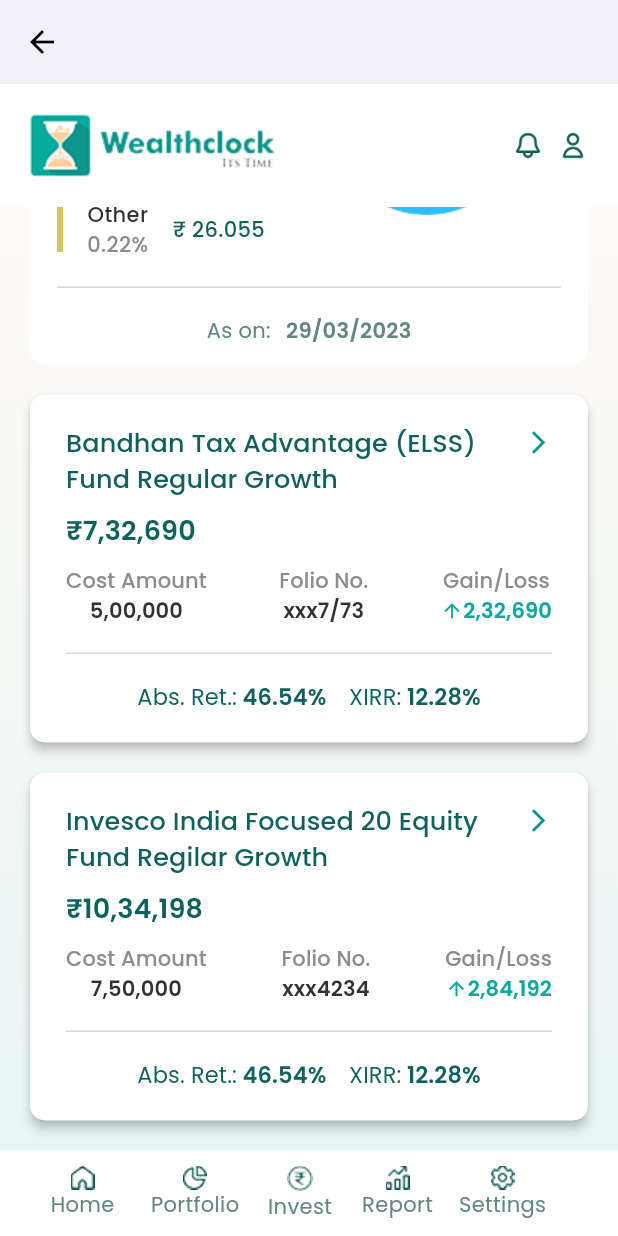
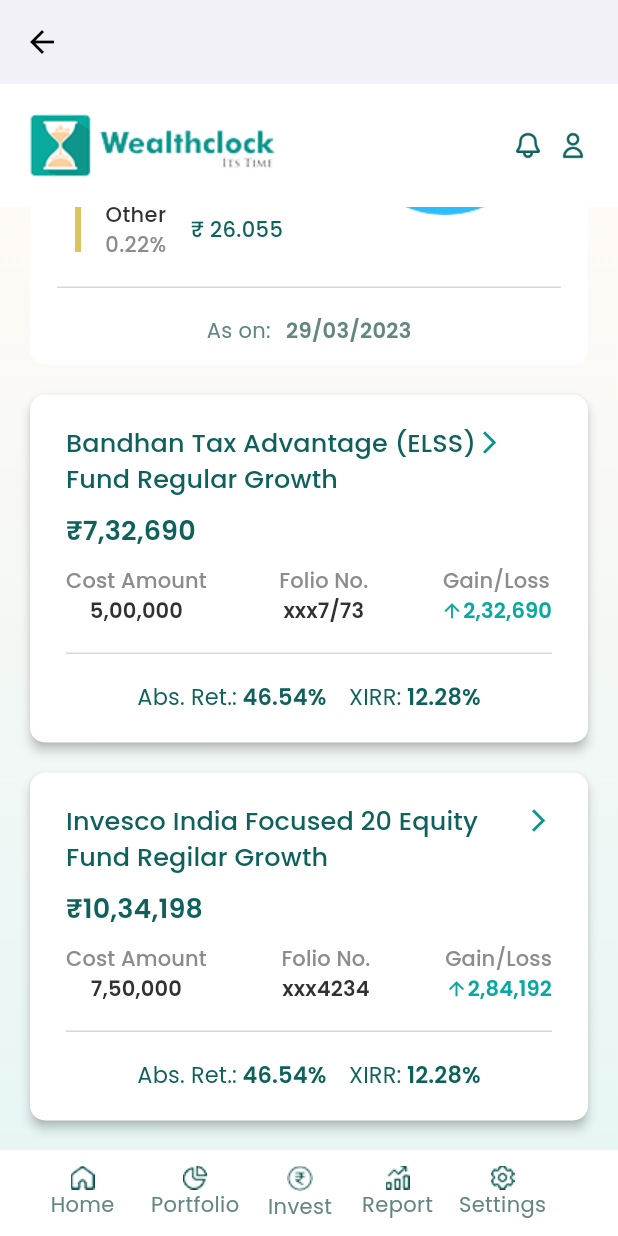
Before and after one commit to ayonpaul1992/wealthclock28, a Flutter app: the individualPortfolioPage screen opened directly, scrolled down 391 dp, on a phone screen of 412 x 824 dp. Run offline on Flutter 3.47's test engine with Material 3 defaults, Android fonts, the phone set to English and light mode, and no system bars; our stand-ins replace google_fonts, shared_preferences; accounts and stored records are empty; network calls fail.

Commit message:
individual and family button error check in dashboard page with also pie chart box error check of individual and family portfolio page

```diff
--- a/lib/dashboard_after_login.dart
+++ b/lib/dashboard_after_login.dart
@@ -1346,6 +1346,8 @@
                         child: Padding(
                           padding: EdgeInsets.only(
                               top: 10, bottom: 10, left: 10, right: 0),
+                          child: SingleChildScrollView(
+                            scrollDirection: Axis.horizontal,
                             child: Row(
                               mainAxisAlignment: MainAxisAlignment.start,
                               children: [
@@ -1387,6 +1389,7 @@
                                   ),
                                 ),
                               ],
+                            ),
                           ),
                         ),
                       ),
@@ -1420,6 +1423,8 @@
                         child: Padding(
                           padding: EdgeInsets.only(
                               top: 10, bottom: 10, left: 10, right: 0),
+                          child: SingleChildScrollView(
+                            scrollDirection: Axis.horizontal,
                             child: Row(
                               mainAxisAlignment: MainAxisAlignment.start,
                               children: [
@@ -1461,6 +1466,7 @@
                                   ),
                                 ),
                               ],
+                            ),
                           ),
                         ),
                       ),
--- a/lib/family_portfolio.dart
+++ b/lib/family_portfolio.dart
@@ -1153,7 +1153,9 @@
                         ),
                         child: Column(
                           children: [
-                            Row(
+                            SingleChildScrollView(
+                              scrollDirection: Axis.horizontal,
+                              child: Row(
                                 children: [
                                   Container(
                                     child: Column(
@@ -1344,6 +1346,7 @@
                                         Image.asset('assets/images/rtt_brd.png'),
                                   ),
                                 ],
+                              ),
                             ),
                             Container(
                               margin: EdgeInsets.only(top: 18, bottom: 18),
--- a/lib/individual_portfolio.dart
+++ b/lib/individual_portfolio.dart
@@ -1046,7 +1046,9 @@
                         ),
                         child: Column(
                           children: [
-                            Row(
+                            SingleChildScrollView(
+                              scrollDirection: Axis.horizontal,
+                              child: Row(
                                 children: [
                                   Container(
                                     child: Column(
@@ -1237,6 +1239,7 @@
                                         Image.asset('assets/images/rtt_brd.png'),
                                   ),
                                 ],
+                              ),
                             ),
                             Container(
                               margin: EdgeInsets.only(top: 18, bottom: 18),
@@ -1293,7 +1296,9 @@
                           child: Column(
                             crossAxisAlignment: CrossAxisAlignment.start,
                             children: [
-                              Row(
+                              SingleChildScrollView(
+                                scrollDirection: Axis.horizontal,
+                                child: Row(
                                   mainAxisAlignment:
                                       MainAxisAlignment.spaceBetween,
                                   children: [
@@ -1311,6 +1316,7 @@
                                       size: 18,
                                     )
                                   ],
+                                ),
                               ),
                               Text(
                                 'Fund Regular Growth',
```
Lines whose indentation alone changed are shown as unchanged.
